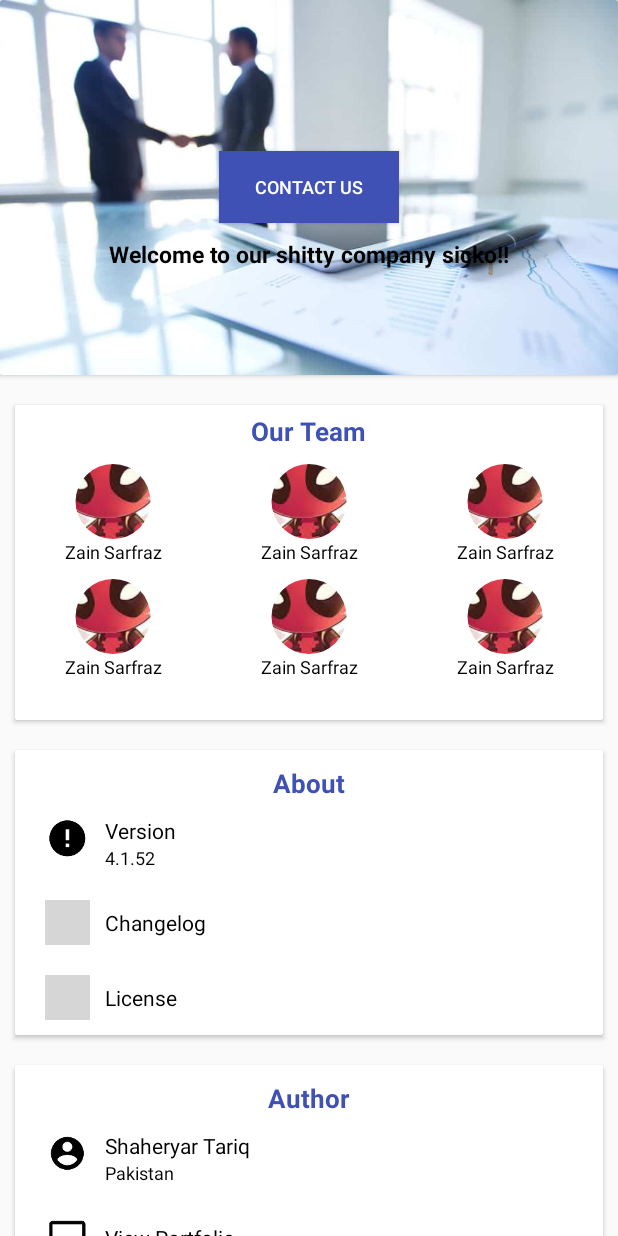
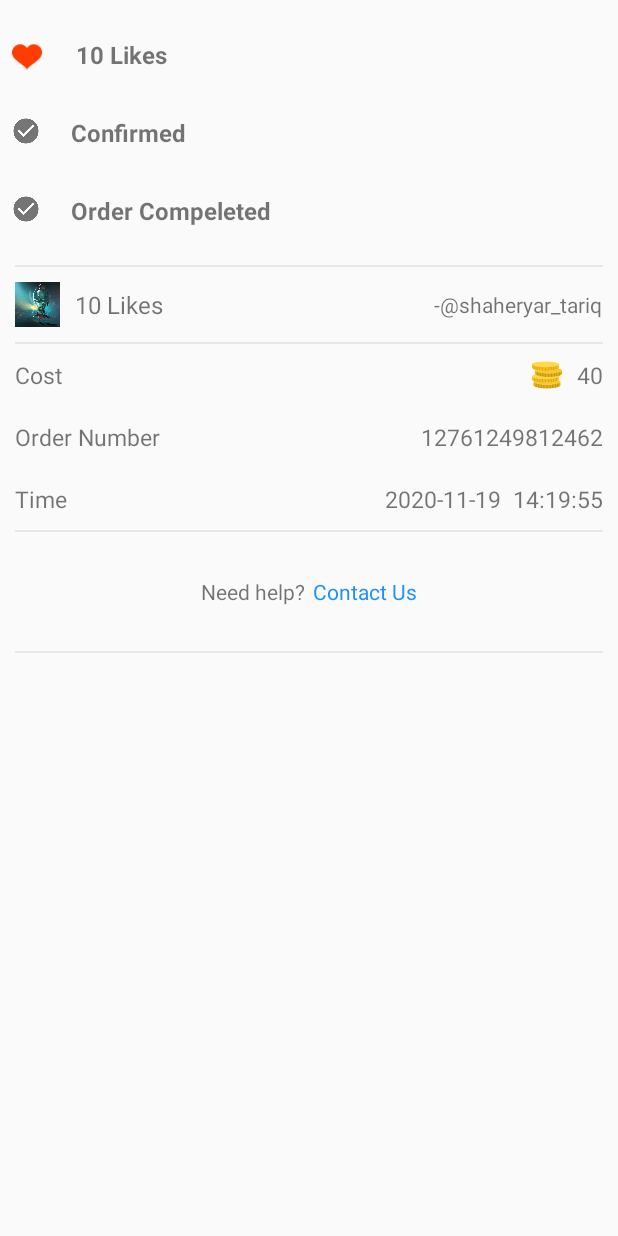
Before and after one commit to RioT3ch/sample_layouts_android, an Android app: the MainActivity screen opened directly, with no data from a screen before it, after a tap on "CONTACT US", on a phone screen of 412 x 824 dp. Run offline under Robolectric (Android 15) with nearby library versions, the phone set to English and light mode, and no system bars; grey boxes are pictures that could not be loaded.

Commit message:
added InstagramOrderDetails.java

```diff
--- a/about_us_demo/app/src/main/AndroidManifest.xml
+++ b/about_us_demo/app/src/main/AndroidManifest.xml
@@ -32,8 +32,8 @@
         <activity android:name=".DailyFollowersFragmentActivity" />
         <activity android:name=".LikesCellActivity" />
         <activity android:name=".VideoDemoActivity" />
-        <activity android:name=".InAppPurchaseActivity"></activity>
+        <activity android:name=".InAppPurchaseActivity" />
+        <activity android:name=".InstagramOrderDetails"></activity>
     </application>
 
-
 </manifest>
--- /dev/null
+++ b/about_us_demo/app/src/main/java/com/example/zain/about_us_demo/InAppPurchaseActivity.java
@@ -0,0 +1,20 @@
+package com.example.zain.about_us_demo;
+
+import android.content.Intent;
+import android.support.annotation.NonNull;
+import android.support.annotation.Nullable;
+import android.support.v7.app.AppCompatActivity;
+import android.os.Bundle;
+import android.widget.Button;
+
+public class InAppPurchaseActivity extends AppCompatActivity {
+    Button btn_go;
+    @Override
+    protected void onCreate(Bundle savedInstanceState) {
+        super.onCreate(savedInstanceState);
+        setContentView(R.layout.activity_in_app_purchase);
+
+        btn_go=findViewById(R.id.go);
+
+    }
+}
--- /dev/null
+++ b/about_us_demo/app/src/main/java/com/example/zain/about_us_demo/InstagramOrderDetails.java
@@ -0,0 +1,13 @@
+package com.example.zain.about_us_demo;
+
+import android.support.v7.app.AppCompatActivity;
+import android.os.Bundle;
+
+public class InstagramOrderDetails extends AppCompatActivity {
+
+    @Override
+    protected void onCreate(Bundle savedInstanceState) {
+        super.onCreate(savedInstanceState);
+        setContentView(R.layout.activity_instagram_order_details);
+    }
+}
--- a/about_us_demo/app/src/main/java/com/example/zain/about_us_demo/MainActivity.java
+++ b/about_us_demo/app/src/main/java/com/example/zain/about_us_demo/MainActivity.java
@@ -16,7 +16,7 @@ public class MainActivity extends AppCompatActivity {
         btn_checkout.setOnClickListener(new View.OnClickListener() {
             @Override
             public void onClick(View view) {
-                Intent it = new Intent(MainActivity.this,InAppPurchaseActivity.class);
+                Intent it = new Intent(MainActivity.this,InstagramOrderDetails.class);
                 startActivity(it);
             }
         });
--- /dev/null
+++ b/about_us_demo/app/src/main/res/layout/activity_in_app_purchase.xml
@@ -0,0 +1,17 @@
+<?xml version="1.0" encoding="utf-8"?>
+<RelativeLayout xmlns:android="http://schemas.android.com/apk/res/android"
+    xmlns:app="http://schemas.android.com/apk/res-auto"
+    xmlns:tools="http://schemas.android.com/tools"
+    android:layout_width="match_parent"
+    android:layout_height="match_parent"
+    tools:context="com.example.zain.about_us_demo.InAppPurchaseActivity">
+
+    <Button
+        android:layout_width="wrap_content"
+        android:layout_height="wrap_content"
+        android:text="GO"
+        android:id="@+id/go"
+        android:layout_centerHorizontal="true"
+        android:layout_centerVertical="true"/>
+
+</RelativeLayout>
--- /dev/null
+++ b/about_us_demo/app/src/main/res/layout/activity_instagram_order_details.xml
@@ -0,0 +1,264 @@
+<?xml version="1.0" encoding="utf-8"?>
+<RelativeLayout xmlns:android="http://schemas.android.com/apk/res/android"
+    xmlns:app="http://schemas.android.com/apk/res-auto"
+    xmlns:tools="http://schemas.android.com/tools"
+    android:layout_width="match_parent"
+    android:layout_height="match_parent"
+    tools:context="com.example.zain.about_us_demo.InstagramOrderDetails">
+
+    <!--top section-->
+
+    <RelativeLayout
+        android:layout_width="match_parent"
+        android:layout_height="wrap_content"
+        android:id="@+id/rel_top"
+        android:layout_marginTop="25dip"
+        android:layout_marginBottom="25dip">
+        <!--<View-->
+            <!--android:layout_width="3dp"-->
+            <!--android:id="@+id/view_line"-->
+            <!--android:layout_height="wrap_content"-->
+            <!--android:layout_marginLeft="15dp"-->
+            <!--android:layout_marginTop="5dip"-->
+            <!--android:background="@color/gray" />-->
+        <TextView
+            android:layout_width="wrap_content"
+            android:layout_height="wrap_content"
+            android:text="10 Likes"
+            android:id="@+id/tv_likes_count"
+            android:layout_toRightOf="@+id/icon_heart"
+            android:layout_marginLeft="@dimen/tv_margin_left_likes_order"
+            android:textSize="16sp"
+            android:textStyle="bold"/>
+        <ImageView
+            android:layout_width="25dip"
+            android:layout_height="25dip"
+            android:id="@+id/icon_heart"
+            android:src="@drawable/heart"
+            android:layout_marginLeft="5dip"/>
+        <TextView
+            android:layout_width="wrap_content"
+            android:layout_height="wrap_content"
+            android:text="Confirmed"
+            android:id="@+id/tv_confirmed"
+            android:layout_below="@+id/tv_likes_count"
+            android:layout_marginLeft="@dimen/tv_margin_left_likes_order"
+            android:textSize="16sp"
+            android:textStyle="bold"
+            android:layout_toRightOf="@+id/icon_confirmed"
+            android:layout_marginTop="30dip"/>
+        <ImageView
+            android:layout_width="20dip"
+            android:layout_height="20dip"
+            android:id="@+id/icon_confirmed"
+            android:src="@drawable/gray_tick_3"
+            android:layout_alignTop="@+id/tv_confirmed"
+            android:layout_marginLeft="@dimen/view_line_icon_margin"/>
+        <TextView
+            android:layout_width="wrap_content"
+            android:layout_height="wrap_content"
+            android:text="Order Compeleted"
+            android:id="@+id/tv_order_compelete"
+            android:textSize="16sp"
+            android:textStyle="bold"
+            android:layout_toRightOf="@+id/icon_order_compelete"
+            android:layout_marginLeft="@dimen/tv_margin_left_likes_order"
+            android:layout_below="@+id/tv_confirmed"
+            android:layout_marginTop="30dip"/>
+        <ImageView
+            android:layout_width="20dip"
+            android:layout_height="20dip"
+            android:id="@+id/icon_order_compelete"
+            android:src="@drawable/gray_tick_3"
+            android:layout_alignTop="@+id/tv_order_compelete"
+            android:layout_marginLeft="@dimen/view_line_icon_margin"/>
+    </RelativeLayout>
+    <View
+        android:layout_width="match_parent"
+        android:layout_height="1dip"
+        android:layout_marginLeft="10dip"
+        android:id="@+id/divider1"
+        android:layout_marginRight="10dip"
+        android:background="@color/dim_white"
+        android:layout_below="@+id/rel_top"/>
+
+    <!--image and likes count section-->
+
+    <RelativeLayout
+        android:layout_width="match_parent"
+        android:layout_height="wrap_content"
+        android:id="@+id/rel_order_detail"
+        android:layout_below="@+id/divider1">
+        <RelativeLayout
+            android:layout_width="wrap_content"
+            android:layout_height="wrap_content"
+            android:id="@+id/rel_photo"
+            android:layout_margin="10dip">
+            <ImageView
+                android:layout_width="30dip"
+                android:layout_height="30dip"
+                android:id="@+id/instagram_image"
+                android:src="@drawable/sdfx"/>
+            <TextView
+                android:layout_width="wrap_content"
+                android:layout_height="wrap_content"
+                android:text="10 Likes"
+                android:id="@+id/likes_count2"
+                android:layout_toRightOf="@+id/instagram_image"
+                android:textSize="16sp"
+                android:layout_centerVertical="true"
+                android:layout_marginLeft="10dip"/>
+        </RelativeLayout>
+        <TextView
+            android:layout_width="wrap_content"
+            android:layout_height="wrap_content"
+            android:id="@+id/tv_insta_username"
+            android:text="-@shaheryar_tariq"
+            android:layout_alignParentEnd="true"
+            android:layout_margin="10dip"
+            android:layout_centerVertical="true"/>
+    </RelativeLayout>
+    <View
+        android:layout_width="match_parent"
+        android:layout_height="1dip"
+        android:layout_marginLeft="10dip"
+        android:id="@+id/divider2"
+        android:layout_marginRight="10dip"
+        android:background="@color/dim_white"
+        android:layout_below="@+id/rel_order_detail"/>
+
+    <!--cost section-->
+
+    <RelativeLayout
+        android:layout_width="match_parent"
+        android:layout_height="wrap_content"
+        android:id="@+id/rel_cost_section"
+        android:layout_below="@+id/divider2">
+
+        <LinearLayout
+            android:layout_width="wrap_content"
+            android:layout_height="wrap_content"
+            android:weightSum="3"
+            android:orientation="vertical">
+
+            <RelativeLayout
+                android:layout_width="match_parent"
+                android:layout_height="wrap_content"
+                android:layout_weight="1">
+                <TextView
+                    android:layout_width="wrap_content"
+                    android:layout_height="wrap_content"
+                    android:text="Cost"
+                    android:textSize="15sp"
+                    android:id="@+id/tv_cost"
+                    android:layout_margin="10dip"/>
+                <TextView
+                    android:layout_width="wrap_content"
+                    android:layout_height="wrap_content"
+                    android:id="@+id/tv_cost_count"
+                    android:layout_alignParentEnd="true"
+                    android:text="40"
+                    android:textSize="15sp"
+                    android:layout_margin="10dip"/>
+                <ImageView
+                    android:layout_width="20dip"
+                    android:layout_height="20dip"
+                    android:src="@drawable/coins"
+                    android:layout_toLeftOf="@+id/tv_cost_count"
+                    android:layout_centerVertical="true"/>
+            </RelativeLayout>
+            <RelativeLayout
+                android:layout_width="match_parent"
+                android:layout_height="wrap_content"
+                android:layout_weight="1">
+                <TextView
+                    android:layout_width="wrap_content"
+                    android:layout_height="wrap_content"
+                    android:text="Order Number"
+                    android:textSize="15sp"
+                    android:id="@+id/tv_order_number"
+                    android:layout_margin="10dip"/>
+                <TextView
+                    android:layout_width="wrap_content"
+                    android:layout_height="wrap_content"
+                    android:id="@+id/tv_order_number_count"
+                    android:layout_alignParentEnd="true"
+                    android:text="12761249812462"
+                    android:textSize="15sp"
+                    android:layout_margin="10dip"/>
+            </RelativeLayout>
+            <RelativeLayout
+                android:layout_width="match_parent"
+                android:layout_height="wrap_content"
+                android:layout_weight="1">
+                <TextView
+                    android:layout_width="wrap_content"
+                    android:layout_height="wrap_content"
+                    android:text="Time"
+                    android:textSize="15sp"
+                    android:id="@+id/tv_time"
+                    android:layout_margin="10dip"/>
+                <TextView
+                    android:layout_width="wrap_content"
+                    android:layout_height="wrap_content"
+                    android:id="@+id/tv_time_count"
+                    android:layout_alignParentEnd="true"
+                    android:text="2020-11-19  14:19:55"
+                    android:textSize="15sp"
+                    android:layout_margin="10dip"/>
+            </RelativeLayout>
+
+
+        </LinearLayout>
+
+    </RelativeLayout>
+    <View
+        android:layout_width="match_parent"
+        android:layout_height="1dip"
+        android:layout_marginLeft="10dip"
+        android:id="@+id/divider3"
+        android:layout_marginRight="10dip"
+        android:background="@color/dim_white"
+        android:layout_below="@+id/rel_cost_section"/>
+
+    <!--contact us-->
+
+    <RelativeLayout
+        android:layout_width="match_parent"
+        android:layout_height="wrap_content"
+        android:id="@+id/rel_contact"
+        android:layout_below="@+id/divider3">
+
+        <RelativeLayout
+            android:layout_width="wrap_content"
+            android:layout_height="wrap_content"
+            android:layout_margin="30dip"
+            android:layout_centerVertical="true"
+            android:layout_centerHorizontal="true"
+            >
+            <TextView
+                android:layout_width="wrap_content"
+                android:layout_height="wrap_content"
+                android:text="Need help?"
+                android:id="@+id/tv_need_help" />
+
+            <TextView
+                android:layout_width="wrap_content"
+                android:layout_height="wrap_content"
+                android:text="Contact Us"
+                android:id="@+id/tv_contact"
+                android:layout_toRightOf="@+id/tv_need_help"
+                android:layout_marginLeft="5dip"
+                android:textColor="@color/dodger_blue" />
+        </RelativeLayout>
+
+    </RelativeLayout>
+    <View
+        android:layout_width="match_parent"
+        android:layout_height="1dip"
+        android:layout_marginLeft="10dip"
+        android:layout_marginRight="10dip"
+        android:background="@color/dim_white"
+        android:layout_below="@+id/rel_contact"/>
+
+</RelativeLayout>
--- a/about_us_demo/app/src/main/res/values/colors.xml
+++ b/about_us_demo/app/src/main/res/values/colors.xml
@@ -12,4 +12,5 @@
     <color name="dim_white">#e7e7e7</color>
     <color name="dodger_blue">#1e90ff</color>
     <color name="gray">#c7bebe</color>
+    <color name="red">#f42323</color>
 </resources>
--- a/about_us_demo/app/src/main/res/values/dimen.xml
+++ b/about_us_demo/app/src/main/res/values/dimen.xml
@@ -41,4 +41,9 @@
     <dimen name="instagram_like_image_size">20dp</dimen>
     <dimen name="insta_tv_margin_left">10dp</dimen>
     <dimen name="insta_quantity_font_size">17sp</dimen>
+
+    <!--instagram order details-->
+
+    <dimen name="view_line_icon_margin">7dip</dimen>
+    <dimen name="tv_margin_left_likes_order">20dip</dimen>
 </resources>
```
Also changed, not shown: about_us_demo/app/build.gradle (line endings or trailing spaces), about_us_demo/app/src/main/res/drawable/coin2.jpg (added), about_us_demo/app/src/main/res/drawable/gray_tick_3.png (added), about_us_demo/app/src/main/res/drawable/green_tick.png (added).
